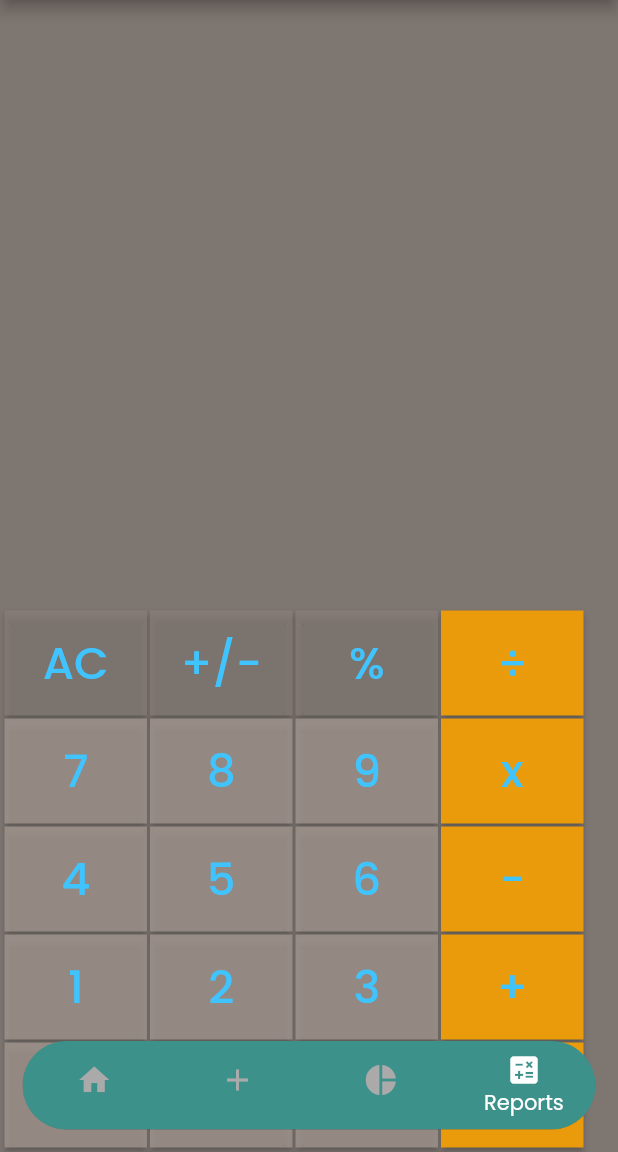
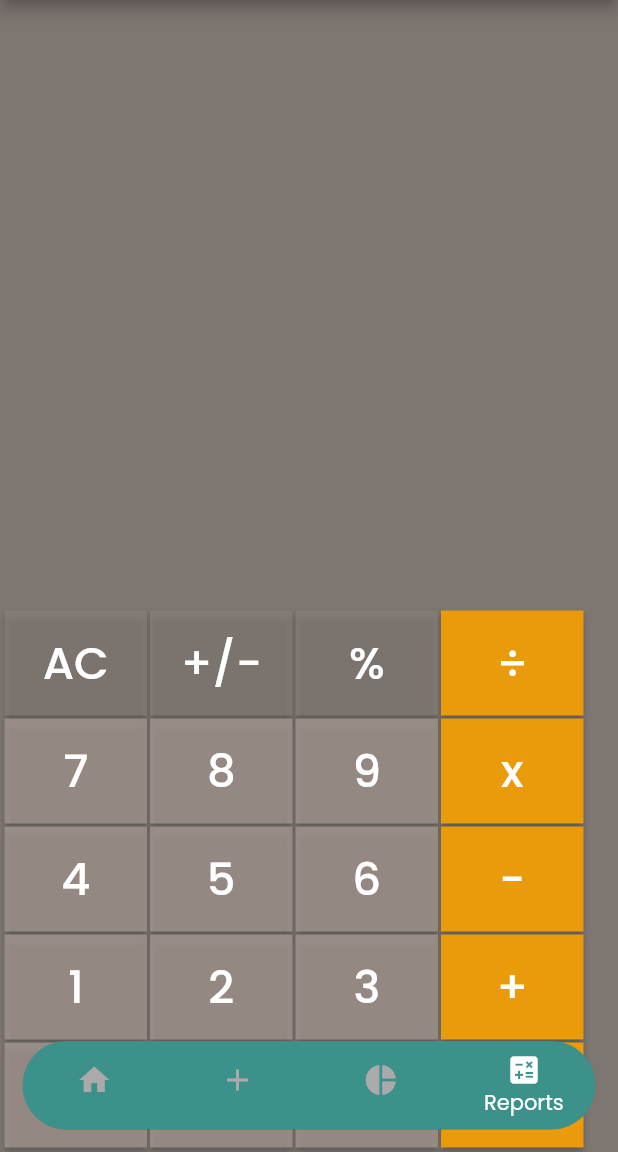
Before and after one commit to NicholasWong13/6002CEM_MobileAppDevelopment_FoodDeliveryApp_Group8, a Flutter app: the screen it shows once a user with an empty profile is signed in, item 4 of the bottom bar chosen, on a phone screen of 412 x 824 dp, the part 84-1236 px from its top. Run offline on Flutter 3.47's test engine with Material 2 defaults, Android fonts, the phone set to English and light mode, and no system bars; our stand-ins replace animated_flip_counter, easy_localization, equatable, firebase_auth, firebase_core, flutter_bloc and 4 more; accounts and stored records are empty.

Commit message:
Update calculator.dart

```diff
--- a/lib/feature/calculator.dart
+++ b/lib/feature/calculator.dart
@@ -71,7 +71,7 @@ class _CalculatorState extends State<Calculator> {
         ),
         child: Text(
           btnName,
-          style: const TextStyle(fontSize: 30, color: Colors.lightBlueAccent),
+          style: const TextStyle(fontSize: 30, color: Colors.white),
         ),
       ),
     );
```
